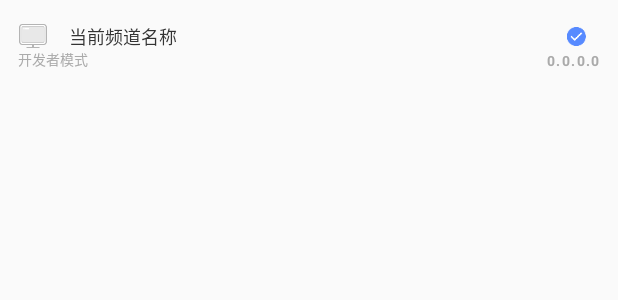
After one commit to battleground/upnp, an Android app: the layout remoter_scanning_list_item.xml on its own in the app's theme, with its tools: preview values and no code run, on a phone screen of 412 x 824 dp. The commit adds this screen. Shown: the top 300 px of the screen. Run offline under Robolectric (Android 15) with nearby library versions, the phone set to English and light mode, and no system bars.

Commit message:
增加：更新应用Logo；增加设备列表开发者模式；Release v1.0版本；

```diff
--- a/app/src/main/java/demo/abooc/com/upnp/AppApplication.java
+++ b/app/src/main/java/demo/abooc/com/upnp/AppApplication.java
@@ -20,9 +20,6 @@ public class AppApplication extends Application {
         super.onCreate();
         Toast.init(this);
         About.defaultAbout(this);
-
-        DlnaManager.getInstance().startService(this, AppAndroidUPnPService.class);
-        Discovery.get().registerWiFiReceiver(this);
     }
 
     @Override
--- a/app/src/main/java/demo/abooc/com/upnp/activity/MainActivity.java
+++ b/app/src/main/java/demo/abooc/com/upnp/activity/MainActivity.java
@@ -10,6 +10,7 @@ import com.abooc.upnp.Discovery;
 import com.abooc.upnp.DlnaManager;
 import com.abooc.widget.Toast;
 
+import demo.abooc.com.upnp.AppAndroidUPnPService;
 import demo.abooc.com.upnp.R;
 import demo.abooc.com.upnp.kids.KidsActivity;
 
@@ -17,11 +18,11 @@ public class MainActivity extends AppCompatActivity {
 
     @Override
     protected void onCreate(Bundle savedInstanceState) {
-        Toast.init(this);
-        About.defaultAbout(this);
         super.onCreate(savedInstanceState);
         setContentView(R.layout.activity_main);
 
+        DlnaManager.getInstance().startService(this, AppAndroidUPnPService.class);
+        Discovery.get().registerWiFiReceiver(this);
     }
 
     @Override
--- /dev/null
+++ b/app/src/main/res/layout/remoter_scanning_list_item.xml
@@ -0,0 +1,76 @@
+<?xml version="1.0" encoding="utf-8"?>
+<FrameLayout xmlns:android="http://schemas.android.com/apk/res/android"
+    android:layout_width="match_parent"
+    android:layout_height="wrap_content"
+    android:background="@android:drawable/list_selector_background">
+
+    <LinearLayout
+        android:layout_width="match_parent"
+        android:layout_height="wrap_content"
+        android:gravity="center_vertical"
+        android:padding="12dp">
+
+        <ImageView
+            android:layout_width="20dp"
+            android:layout_height="20dp"
+            android:layout_marginRight="14dp"
+            android:duplicateParentState="true"
+            android:scaleType="centerCrop"
+            android:src="@drawable/ic_remoter_tv_nor" />
+
+        <TextView
+            android:id="@+id/name"
+            android:layout_width="wrap_content"
+            android:layout_height="wrap_content"
+            android:layout_weight="1"
+            android:ellipsize="end"
+            android:singleLine="true"
+            android:text="当前频道名称"
+            android:textColor="#333333"
+            android:textSize="12sp" />
+
+        <ImageView
+            android:id="@+id/checked"
+            android:layout_width="wrap_content"
+            android:layout_height="wrap_content"
+            android:gravity="center"
+            android:paddingBottom="6dp"
+            android:paddingLeft="9dp"
+            android:paddingRight="9dp"
+            android:paddingTop="6dp"
+            android:src="@drawable/ic_remoter_device_checked" />
+    </LinearLayout>
+
+    <TextView
+        android:id="@+id/model"
+        android:layout_width="wrap_content"
+        android:layout_height="wrap_content"
+        android:layout_gravity="bottom"
+        android:layout_marginBottom="2dp"
+        android:layout_marginLeft="12dp"
+        android:layout_weight="1"
+        android:ellipsize="end"
+        android:singleLine="true"
+        android:text="开发者模式"
+        android:textColor="#AAA"
+        android:textSize="9sp"
+        android:visibility="visible" />
+
+    <TextView
+        android:id="@+id/ip"
+        android:layout_width="wrap_content"
+        android:layout_height="wrap_content"
+        android:layout_gravity="bottom|right"
+        android:layout_marginBottom="2dp"
+        android:layout_marginRight="12dp"
+        android:layout_weight="1"
+        android:ellipsize="end"
+        android:letterSpacing="0.1"
+        android:singleLine="true"
+        android:text="0.0.0.0"
+        android:textColor="#AAA"
+        android:textSize="9sp"
+        android:textStyle="bold"
+        android:visibility="visible" />
+
+</FrameLayout>
--- a/app/src/main/res/values/strings.xml
+++ b/app/src/main/res/values/strings.xml
@@ -1,3 +1,3 @@
 <resources>
-    <string name="app_name">UPnP投屏器</string>
+    <string name="app_name">UPnP扫描</string>
 </resources>
--- a/kid-upnp/src/main/java/com/abooc/upnp/Discovery.java
+++ b/kid-upnp/src/main/java/com/abooc/upnp/Discovery.java
@@ -9,7 +9,6 @@ import android.net.wifi.WifiManager;
 
 import com.abooc.upnp.model.CDevice;
 import com.abooc.upnp.model.DeviceDisplay;
-import com.abooc.util.Debug;
 
 import org.fourthline.cling.android.AndroidUpnpService;
 import org.fourthline.cling.android.NetworkUtils;
@@ -141,8 +140,6 @@ public class Discovery extends DefaultRegistryListener {
 
     @Override
     public void remoteDeviceAdded(Registry registry, RemoteDevice device) {
-        String name = Thread.currentThread().getName();
-        Debug.anchor("Thread:" + name);
         super.remoteDeviceAdded(registry, device);
         if (mDefaultRegistryListener != null) {
             mDefaultRegistryListener.remoteDeviceAdded(registry, device);
```
Also changed, not shown: app/src/main/AndroidManifest.xml (+7 -11 lines), app/src/main/java/demo/abooc/com/upnp/BaofengSupport.java (added, +110 -0 lines), app/src/main/java/demo/abooc/com/upnp/DevicesListAdapter.java (+32 -17 lines), app/src/main/java/demo/abooc/com/upnp/activity/ScanActivity.java (+7 -26 lines), app/src/main/res/layout/activity_main.xml (+4 -3 lines), app/src/main/res/layout/simple_list_item_2.xml (deleted, +0 -77 lines), app/src/main/ic_launcher-web.png (added), app/src/main/res/drawable-hdpi/ic_remoter_tv_nor.png (added), app/src/main/res/drawable-xxxhdpi/ic_remoter_device_checked.png (added), app/src/main/res/mipmap-mdpi/ic_launcher.png (deleted), app/src/main/res/mipmap-xhdpi/ic_launcher.png (deleted), app/src/main/res/mipmap-xxhdpi/ic_launcher.png (deleted), app/src/main/res/mipmap-xxxhdpi/ic_launcher.png.
